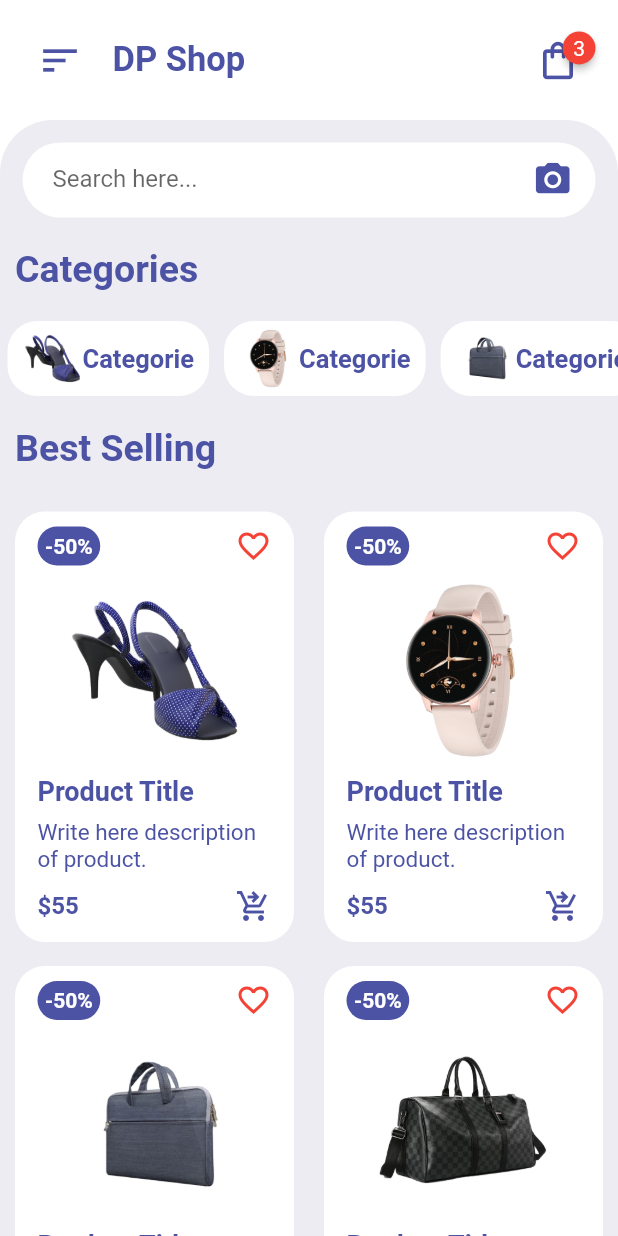
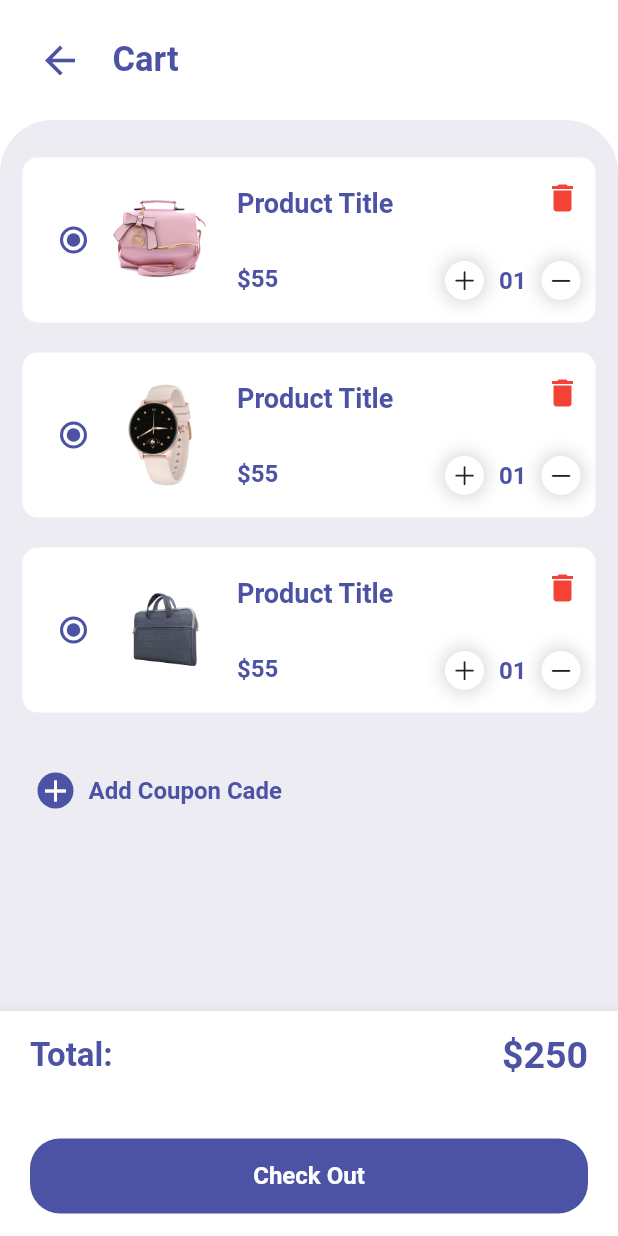
Before and after one commit to KmSaifulIslam/ecommerce_one, a Flutter app: the screen it shows after launch, after a tap on the "shopping bag" icon, on a phone screen of 412 x 824 dp. Run offline on Flutter 3.47's test engine with Material 2 defaults, Android fonts, the phone set to English and light mode, and no system bars; drawn by our look-alikes of badges; our stand-ins replace curved_navigation_bar, flutter_rating_bar; missing offline and left inert: clippy_flutter.

Commit message:
Project done

```diff
--- a/lib/main.dart
+++ b/lib/main.dart
@@ -1,4 +1,6 @@
+import 'package:ecommerce_one/pages/CartPage.dart';
 import 'package:ecommerce_one/pages/Homepage.dart';
+import 'package:ecommerce_one/pages/ItemPage.dart';
 import 'package:flutter/material.dart';
 
 void main() => runApp(MyApp());
@@ -14,7 +16,9 @@ class MyApp extends StatelessWidget {
         scaffoldBackgroundColor: Colors.white,
       ),
       routes: {
-        "/" : (context) => HomePage()
+        "/" : (context) => HomePage(),
+        "cartPage" : (context) => CartPage(),
+        "itemPage" : (context) => ItemPage(),
       },
     );
   }
--- /dev/null
+++ b/lib/pages/CartPage.dart
@@ -0,0 +1,66 @@
+import 'package:ecommerce_one/widgets/CartItemSamples.dart';
+import 'package:flutter/material.dart';
+import '../widgets/CartAppBar.dart';
+import '../widgets/CartBottomNavBar.dart';
+
+class CartPage extends StatelessWidget {
+  const CartPage({Key? key}) : super(key: key);
+
+  @override
+  Widget build(BuildContext context) {
+    return Scaffold(
+      body: ListView(
+        children: [
+          CartAppBar(),
+          Container(
+            height: 700,
+            padding: EdgeInsets.only(top: 15),
+            decoration: BoxDecoration(
+              color: Color(0xFFEDECF2),
+              borderRadius: BorderRadius.only(
+                topLeft: Radius.circular(35),
+                topRight: Radius.circular(35),
+              ),
+            ),
+            child: Column(children: [
+              CartItemSamples(),
+              Container(
+                // decoration: BoxDecoration(
+                //   borderRadius: BorderRadius.circular(10),
+                // ),
+                margin: EdgeInsets.symmetric(vertical: 20, horizontal: 15),
+                padding: EdgeInsets.all(10),
+                child: Row(
+                  children: [
+                  Container(
+                    decoration: BoxDecoration(
+                      color: Color(0xFF4C53A5),
+                      borderRadius: BorderRadius.circular(20),
+                    ),
+                    child: Icon(
+                      Icons.add,
+                      color: Colors.white,
+                    ),
+                  ),
+                    Padding(
+                        padding: EdgeInsets.symmetric(horizontal: 10),
+                    child: Text(
+                      "Add Coupon Cade",
+                      style: TextStyle(
+                        color: Color(0xFF4C53A5),
+                        fontWeight: FontWeight.bold,
+                        fontSize: 16,
+                      ),
+                    ),),
+                ],
+                ),
+              ),
+            ],
+            ),
+          ),
+        ],
+      ),
+      bottomNavigationBar: CartBottomNavBar(),
+    );
+  }
+}
--- a/lib/pages/Homepage.dart
+++ b/lib/pages/Homepage.dart
@@ -1,4 +1,6 @@
+import 'package:curved_navigation_bar/curved_navigation_bar.dart';
 import 'package:ecommerce_one/widgets/HomeAppBar.dart';
+import 'package:flutter/cupertino.dart';
 import 'package:flutter/material.dart';
 
 import '../widgets/CategoriesWidget.dart';
@@ -91,6 +93,29 @@ class HomePage extends StatelessWidget {
           ),
         ),
       ],),
+      bottomNavigationBar: CurvedNavigationBar(
+        backgroundColor: Colors.transparent,
+        onTap: (index){},
+        height: 70,
+        color: Color(0xFF4C53A5),
+        items: [
+          Icon(
+            Icons.home,
+            size: 30,
+            color: Colors.white,
+          ),
+          Icon(
+            CupertinoIcons.cart_fill,
+            size: 30,
+            color: Colors.white,
+          ),
+          Icon(
+            Icons.list,
+            size: 30,
+            color: Colors.white,
+          ),
+        ],
+      ),
     );
   }
 }
--- /dev/null
+++ b/lib/widgets/CartAppBar.dart
@@ -0,0 +1,38 @@
+import 'package:flutter/material.dart';
+
+class CartAppBar extends StatelessWidget {
+  const CartAppBar({super.key});
+
+  @override
+  Widget build(BuildContext context) {
+    return Container(
+      color: Colors.white,
+      padding: EdgeInsets.all(25),
+      child: Row(
+        children: [
+          InkWell(
+            onTap: (){
+              Navigator.pop(context);
+            },
+            child: Icon(
+              Icons.arrow_back,
+              size: 30,
+              color: Color(0xFF4C53A5),
+            ),
+          ),
+          Padding(
+              padding: EdgeInsets.only(left: 20),
+            child: Text(
+              "Cart",
+              style: TextStyle(
+                fontSize: 23,
+                fontWeight: FontWeight.bold,
+                color: Color(0xFF4C53A5),
+              ),
+            ),
+          ),
+        ],
+      ),
+    );
+  }
+}
--- /dev/null
+++ b/lib/widgets/CartBottomNavBar.dart
@@ -0,0 +1,57 @@
+import 'package:flutter/material.dart';
+
+class CartBottomNavBar extends StatelessWidget {
+  const CartBottomNavBar({Key? key}) : super(key: key);
+
+  @override
+  Widget build(BuildContext context) {
+    return BottomAppBar(
+      child: Container(
+        padding: EdgeInsets.symmetric(horizontal: 20, vertical: 15),
+        height: 150,
+        child: Column(
+          mainAxisAlignment: MainAxisAlignment.spaceBetween,
+          children: [
+            Row(
+              mainAxisAlignment: MainAxisAlignment.spaceBetween,
+              children: [
+                Text(
+                  "Total:",
+                  style: TextStyle(color: Color(0xFF4C53A5),
+                  fontSize: 22,
+                  fontWeight: FontWeight.bold
+                  ),
+                ),
+                Text(
+                  "\$250",
+                  style: TextStyle(
+                    fontSize: 25,
+                    fontWeight: FontWeight.bold,
+                    color: Color(0xFF4C53A5),
+                  ),
+                ),
+              ],
+            ),
+            Container(
+              alignment: Alignment.center,
+              height: 50,
+              width: double.infinity,
+              decoration: BoxDecoration(
+                color: Color(0xFF4C53A5),
+                borderRadius: BorderRadius.circular(20),
+              ),
+              child: Text(
+                "Check Out",
+                style: TextStyle(
+                  fontSize: 16,
+                  fontWeight: FontWeight.bold,
+                  color: Colors.white,
+                ),
+              ),
+            ),
+          ],
+        ),
+      ),
+    );
+  }
+}
--- /dev/null
+++ b/lib/widgets/CartItemSamples.dart
@@ -0,0 +1,127 @@
+import 'package:flutter/cupertino.dart';
+import 'package:flutter/material.dart';
+
+class CartItemSamples extends StatelessWidget {
+  const CartItemSamples({Key? key}) : super(key: key);
+
+  @override
+  Widget build(BuildContext context) {
+    return Column(
+      children: [
+        for(int i=1; i<4; i++)
+          Container(
+          height: 110,
+          margin: EdgeInsets.symmetric(horizontal: 15, vertical: 10),
+          padding: EdgeInsets.all(10),
+          decoration: BoxDecoration(
+            color: Colors.white,
+            borderRadius: BorderRadius.circular(10),
+          ),
+          child: Row(
+            children: [
+              Radio(value: "",
+                  groupValue: "",
+                  activeColor: const Color(0xFF4C53A5),
+                  onChanged: (index){},
+        ),
+        Container(
+          height: 70,
+          width: 70,
+          margin: EdgeInsets.only(right: 15),
+          child: Image.asset("images/$i.png"),
+        ),
+              Padding(
+                  padding: EdgeInsets.symmetric(vertical: 10),
+                child: Column(
+                  crossAxisAlignment: CrossAxisAlignment.start,
+                  mainAxisAlignment: MainAxisAlignment.spaceBetween,
+                  children: [
+                    Text(
+                      "Product Title",
+                      style: TextStyle(
+                        fontSize: 18,
+                        fontWeight: FontWeight.bold,
+                        color: Color(0xFF4C53A5),
+                      ),
+                    ),
+                    Text(
+                      "\$55",
+                      style: TextStyle(
+                        fontSize: 16,
+                        fontWeight: FontWeight.bold,
+                        color: Color(0xFF4C53A5),
+                      ),
+                    ),
+                  ],
+                ),
+              ),
+              Spacer(),
+              Padding(
+                  padding: EdgeInsets.symmetric(vertical: 5),
+                child: Column(
+                  crossAxisAlignment: CrossAxisAlignment.end,
+                  mainAxisAlignment: MainAxisAlignment.spaceBetween,
+                  children: [
+                    Icon(
+                      Icons.delete,
+                      color: Colors.red,
+                    ),
+                    Row(children: [
+                      Container(
+                        padding: EdgeInsets.all(4),
+                        decoration: BoxDecoration(
+                          color: Colors.white,
+                          borderRadius: BorderRadius.circular(20),
+                          boxShadow: [
+                            BoxShadow(
+                              color: Colors.grey.withOpacity(0.5),
+                              spreadRadius: 1,
+                              blurRadius: 10,
+                            ),
+                          ]
+                        ),
+                        child: Icon(
+                          CupertinoIcons.plus,
+                          size: 18,
+                        ),
+                      ),
+                      Container(
+                        margin: EdgeInsets.symmetric(horizontal: 10),
+                        child: Text(
+                          "01",
+                          style: TextStyle(
+                              fontSize: 16,
+                              fontWeight: FontWeight.bold,
+                            color: Color(0xFF4C53A5),
+                          ),
+                        ),
+                      ),
+                      Container(
+                        padding: EdgeInsets.all(4),
+                        decoration: BoxDecoration(
+                            color: Colors.white,
+                            borderRadius: BorderRadius.circular(20),
+                            boxShadow: [
+                              BoxShadow(
+                                color: Colors.grey.withOpacity(0.5),
+                                spreadRadius: 1,
+                                blurRadius: 10,
+                              ),
+                            ]
+                        ),
+                        child: Icon(
+                          CupertinoIcons.minus,
+                          size: 18,
+                        ),
+                      ),
+                    ],),
+                  ],
+                ),
+              ),
+            ],
+          ),
+        ),
+      ],
+    );
+  }
+}
--- a/lib/widgets/HomeAppBar.dart
+++ b/lib/widgets/HomeAppBar.dart
@@ -34,7 +34,9 @@ class HomeAppBar extends StatelessWidget {
             badgeContent: Text("3", style: TextStyle(color: Colors.white),
             ),
             child: InkWell(
-              onTap: (){},
+              onTap: (){
+                Navigator.pushNamed(context, "cartPage");
+              },
               child: Icon(
                 Icons.shopping_bag_outlined,
                 size: 30,
--- a/lib/widgets/ItemsWidget.dart
+++ b/lib/widgets/ItemsWidget.dart
@@ -47,7 +47,9 @@ class ItemsWidget extends StatelessWidget {
               ),
 
               InkWell(
-                onTap: (){},
+                onTap: (){
+                  Navigator.pushNamed(context, "itemPage");
+                },
                 child: Container(
                   margin: EdgeInsets.all(10),
                   child: Image.asset("images/$i.png"),
--- a/pubspec.yaml
+++ b/pubspec.yaml
@@ -37,6 +37,9 @@ dependencies:
   # Use with the CupertinoIcons class for iOS style icons.
   cupertino_icons: ^1.0.2
   badges: ^2.0.3
+  curved_navigation_bar: ^1.0.3
+  clippy_flutter: ^2.0.0-nullsafety.1
+  flutter_rating_bar: ^4.0.1
 
 dev_dependencies:
   flutter_test:
```
Also changed, not shown: lib/pages/ItemPage.dart (added, +240 -0 lines), lib/widgets/ItemAppBar.dart (added, +43 -0 lines), lib/widgets/ItemBottomNavBar.dart (added, +63 -0 lines), images/1.png, images/5.png, pubspec.lock.
